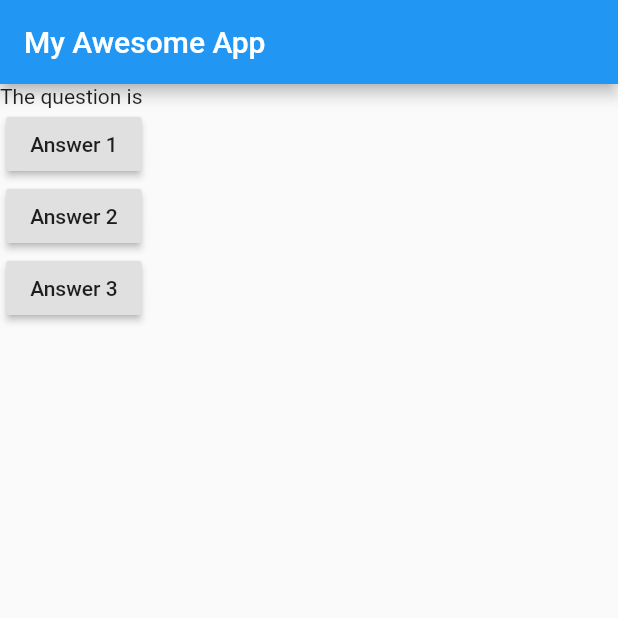
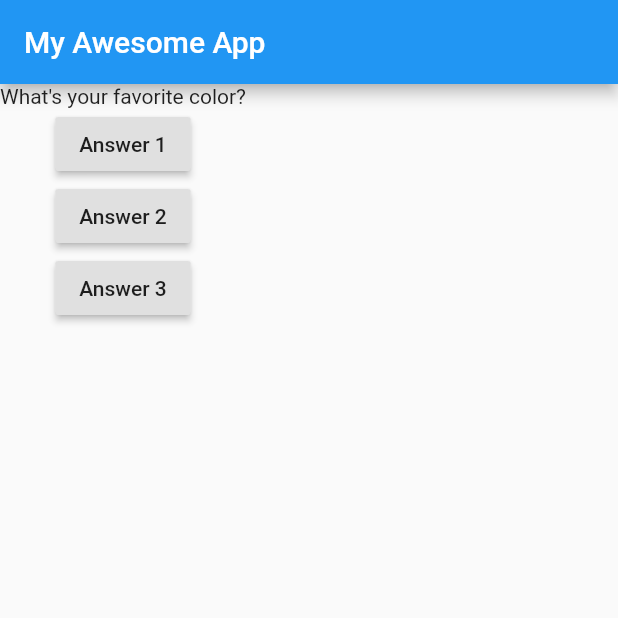
Before and after one commit to DevZenPro/flutter-personality-quiz-app, a Flutter app: the screen it shows after launch, on a phone screen of 412 x 824 dp, the top half of it. Run offline on Flutter 3.47's test engine with Material 2 defaults, Android fonts, the phone set to English and light mode, and no system bars.

Commit message:
Created a list questions that represents collection of all questions

```diff
--- a/lib/main.dart
+++ b/lib/main.dart
@@ -5,11 +5,16 @@ void main() => runApp(MyApp());
 class MyApp extends StatelessWidget {
   @override
   Widget build(BuildContext contexts) {
+    var questions = [
+      "What's your favorite color?",
+      "What's your favorite animal?",
+    ];
+
     return MaterialApp(
       home: Scaffold(
         appBar: AppBar(title: Text('My Awesome App')),
         body: Column(children: [
-          Text('The question is '),
+          Text(questions[0]),
           RaisedButton(
               child: Text(
                 'Answer 1',
```
